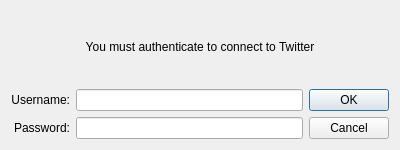
Above: authdialog.ui from ayoy/qtwitter before the change. Below: the same form after it.
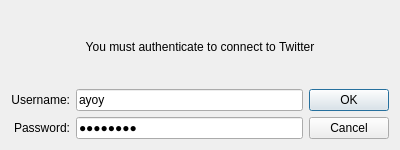
That is the form after the change.

Patch:
```diff
--- a/authdialog.ui
+++ b/authdialog.ui
@@ -44,7 +44,11 @@
       </widget>
      </item>
      <item row="1" column="1" >
-      <widget class="QLineEdit" name="loginEdit" />
+      <widget class="QLineEdit" name="loginEdit" >
+       <property name="text" >
+        <string>ayoy</string>
+       </property>
+      </widget>
      </item>
      <item rowspan="2" row="1" column="2" >
       <widget class="QDialogButtonBox" name="buttonBox" >
@@ -71,6 +75,9 @@
        <property name="layoutDirection" >
         <enum>Qt::LeftToRight</enum>
        </property>
+       <property name="text" >
+        <string>vodafone</string>
+       </property>
        <property name="echoMode" >
         <enum>QLineEdit::Password</enum>
        </property>
```
